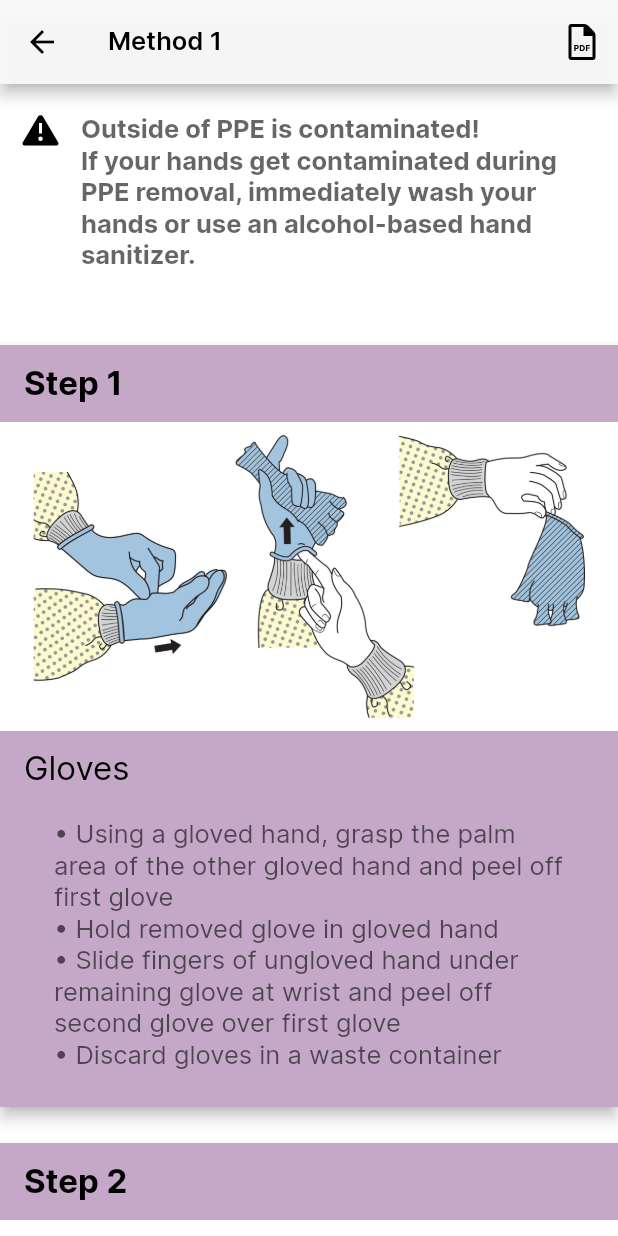
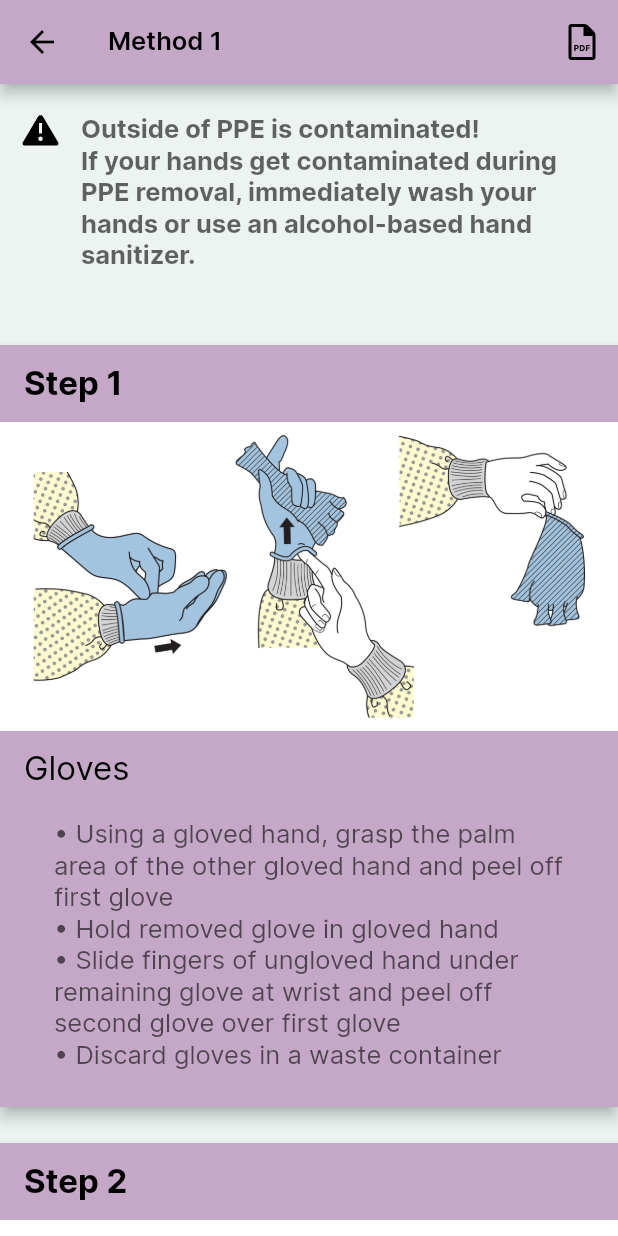
Before and after one commit to Western-Health-Covid19-Collaboration/wh_covid19_app, a Flutter app: the PPEOffGuidanceMethod1 screen opened by its route, on a phone screen of 412 x 824 dp. Run offline on Flutter 3.47's test engine with Material 2 defaults, Android fonts, the phone set to English and light mode, and no system bars; our stand-ins replace chewie, device_info, firebase_analytics, flutter_svg, flutter_widget_from_html, package_info and 4 more; missing offline and left inert: matrix_gesture_detector; accounts and stored records are empty; statements that could not run were skipped.

Commit message:
Change toolbar color for method1, 2

```diff
--- a/lib/view/ppe/ppe_off_guidance_method_1.dart
+++ b/lib/view/ppe/ppe_off_guidance_method_1.dart
@@ -18,12 +18,12 @@ class PPEOffGuidanceMethod1 extends StatelessWidget {
     Analytics.analyticsScreen(Constants.analyticsPPEOffMethod1Screen);
 
     return Scaffold(
-      backgroundColor: AppColors.grey50,
+      backgroundColor: AppColors.appBackground,
       appBar: AppBar(
         // Warning brightness interacts with SystemUiOverlayStyle
         // See system_bars.dart comments
         brightness: Brightness.light,
-        backgroundColor: AppColors.appBarBackground,
+        backgroundColor: AppColors.purple50,
         iconTheme: Styles.appBarIconTheme,
         title: const Text(
           Strings.ppeMethod1Title,
@@ -42,7 +42,7 @@ class PPEOffGuidanceMethod1 extends StatelessWidget {
       body: ListView(
         children: <Widget>[
           NotificationBanner(
-            backgroundColor: AppColors.grey50,
+            backgroundColor: AppColors.appBackground,
             icon: SvgPicture.asset(
               'assets/images/icon/SVG/icon_warning.svg',
             ),
--- a/lib/view/ppe/ppe_off_guidance_method_2.dart
+++ b/lib/view/ppe/ppe_off_guidance_method_2.dart
@@ -18,12 +18,12 @@ class PPEOffGuidanceMethod2 extends StatelessWidget {
     Analytics.analyticsScreen(Constants.analyticsPPEOffMethod2Screen);
 
     return Scaffold(
-      backgroundColor: AppColors.grey50,
+      backgroundColor: AppColors.appBackground,
       appBar: AppBar(
         // Warning brightness interacts with SystemUiOverlayStyle
         // See system_bars.dart comments
         brightness: Brightness.light,
-        backgroundColor: AppColors.appBarBackground,
+        backgroundColor: AppColors.purple50,
         iconTheme: Styles.appBarIconTheme,
         title: const Text(
           Strings.ppeMethod2Title,
@@ -42,7 +42,7 @@ class PPEOffGuidanceMethod2 extends StatelessWidget {
       body: ListView(
         children: <Widget>[
           NotificationBanner(
-            backgroundColor: AppColors.grey50,
+            backgroundColor: AppColors.appBackground,
             icon: SvgPicture.asset(
               'assets/images/icon/SVG/icon_warning.svg',
             ),
```
